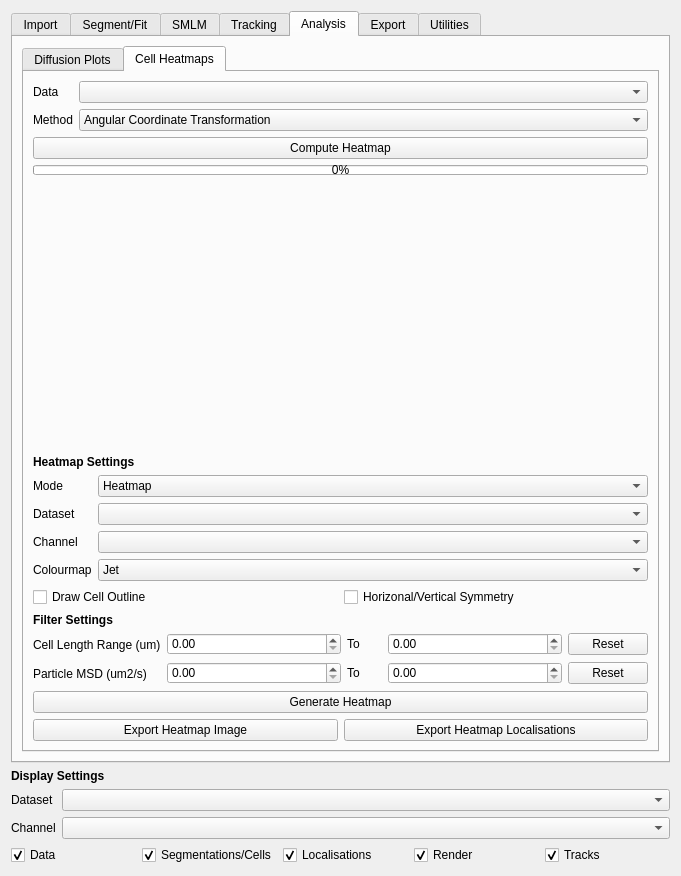
The window that src/moltrack/GUI/widget_ui.ui (piedrro/napari-moltrack) describes before a commit, drawn with Qt 5.
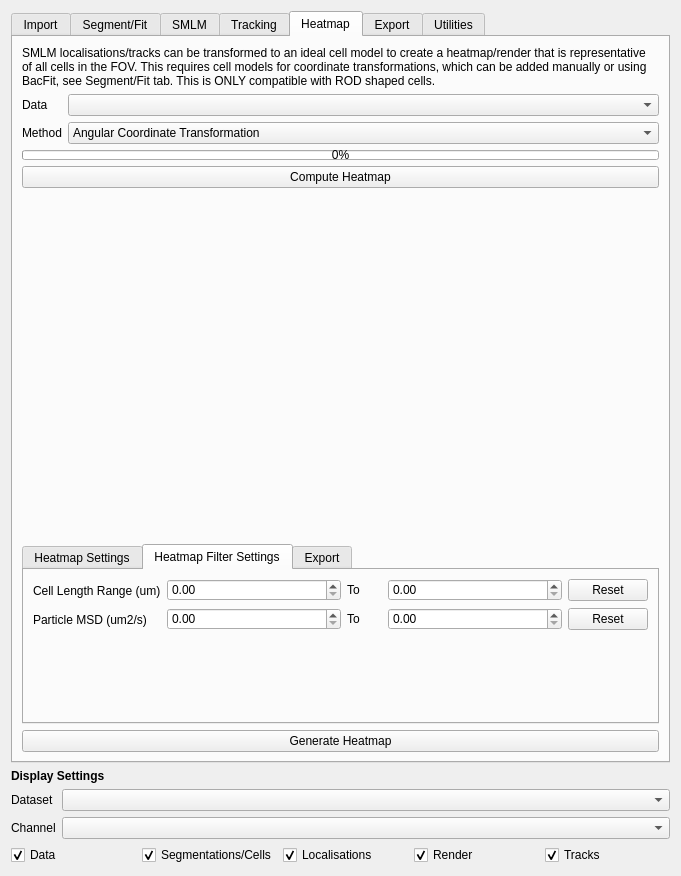
The same window after the commit. The open tabs and pages were chosen to show the change.

Commit message: refined cell events, added angle stats

```diff
--- a/src/moltrack/GUI/widget_ui.ui
+++ b/src/moltrack/GUI/widget_ui.ui
@@ -3705,42 +3705,15 @@
            </item>
           </layout>
          </widget>
-        </widget>
-       </item>
-      </layout>
-     </widget>
-     <widget class="QWidget" name="tab_9">
-      <attribute name="title">
-       <string>Analysis</string>
-      </attribute>
-      <layout class="QVBoxLayout" name="verticalLayout_9">
-       <item>
-        <widget class="QTabWidget" name="tabWidget_3">
-         <property name="currentIndex">
-          <number>0</number>
-         </property>
-         <widget class="QWidget" name="tab_10">
+         <widget class="QWidget" name="tab_32">
           <attribute name="title">
            <string>Diffusion Plots</string>
           </attribute>
-          <layout class="QVBoxLayout" name="verticalLayout_10">
+          <layout class="QVBoxLayout" name="verticalLayout_34">
            <item>
-            <widget class="QPushButton" name="compute_track_stats">
+            <widget class="QLabel" name="label_50">
              <property name="text">
-              <string>Compute Diffusion Data</string>
-             </property>
-            </widget>
-           </item>
-           <item>
-            <widget class="QProgressBar" name="track_stats_progressbar">
-             <property name="maximumSize">
-              <size>
-               <width>16777215</width>
-               <height>10</height>
-              </size>
-             </property>
-             <property name="value">
-              <number>0</number>
+              <string>Requires track statistics to be computed (Tracking -&gt; Link -&gt; Compute Track Statistics)</string>
              </property>
             </widget>
            </item>
@@ -3878,11 +3851,25 @@
            </item>
           </layout>
          </widget>
-         <widget class="QWidget" name="tab_11">
+        </widget>
+       </item>
+      </layout>
+     </widget>
+     <widget class="QWidget" name="tab_9">
           <attribute name="title">
-           <string>Cell Heatmaps</string>
-          </attribute>
-          <layout class="QVBoxLayout" name="verticalLayout_8">
+       <string>Heatmap</string>
+      </attribute>
+      <layout class="QVBoxLayout" name="verticalLayout_9">
+       <item>
+        <widget class="QLabel" name="label_47">
+         <property name="text">
+          <string>SMLM localisations/tracks can be transformed to an ideal cell model to create a heatmap/render that is representative of all cells in the FOV. This requires cell models for coordinate transformations, which can be added manually or using BacFit, see Segment/Fit tab. This is ONLY compatible with ROD shaped cells.</string>
+         </property>
+         <property name="wordWrap">
+          <bool>true</bool>
+         </property>
+        </widget>
+       </item>
            <item>
             <layout class="QFormLayout" name="formLayout_4">
              <item row="0" column="0">
@@ -3913,6 +3900,19 @@
              </item>
             </layout>
            </item>
+       <item>
+        <widget class="QProgressBar" name="heatmap_progressbar">
+         <property name="maximumSize">
+          <size>
+           <width>16777215</width>
+           <height>10</height>
+          </size>
+         </property>
+         <property name="value">
+          <number>0</number>
+         </property>
+        </widget>
+       </item>
            <item>
             <widget class="QPushButton" name="compute_heatmap">
              <property name="text">
@@ -3920,19 +3920,6 @@
              </property>
             </widget>
            </item>
-           <item>
-            <widget class="QProgressBar" name="heatmap_progressbar">
-             <property name="maximumSize">
-              <size>
-               <width>16777215</width>
-               <height>10</height>
-              </size>
-             </property>
-             <property name="value">
-              <number>0</number>
-             </property>
-            </widget>
-           </item>
            <item>
             <widget class="QWidget" name="heatmap_graph_container" native="true">
              <property name="sizePolicy">
@@ -3944,18 +3931,21 @@
             </widget>
            </item>
            <item>
-            <widget class="QLabel" name="label_47">
-             <property name="font">
-              <font>
-               <weight>75</weight>
-               <bold>true</bold>
-              </font>
-             </property>
-             <property name="text">
+        <widget class="QTabWidget" name="tabWidget_3">
+         <property name="sizePolicy">
+          <sizepolicy hsizetype="Expanding" vsizetype="Minimum">
+           <horstretch>0</horstretch>
+           <verstretch>0</verstretch>
+          </sizepolicy>
+         </property>
+         <property name="currentIndex">
+          <number>0</number>
+         </property>
+         <widget class="QWidget" name="tab_10">
+          <attribute name="title">
               <string>Heatmap Settings</string>
-             </property>
-            </widget>
-           </item>
+          </attribute>
+          <layout class="QVBoxLayout" name="verticalLayout_8">
            <item>
             <layout class="QFormLayout" name="heatmap_settings_layout">
              <item row="1" column="0">
@@ -4065,19 +4055,13 @@
              </item>
             </layout>
            </item>
-           <item>
-            <widget class="QLabel" name="label_50">
-             <property name="font">
-              <font>
-               <weight>75</weight>
-               <bold>true</bold>
-              </font>
-             </property>
-             <property name="text">
-              <string>Filter Settings</string>
-             </property>
-            </widget>
-           </item>
+          </layout>
+         </widget>
+         <widget class="QWidget" name="tab_11">
+          <attribute name="title">
+           <string>Heatmap Filter Settings</string>
+          </attribute>
+          <layout class="QVBoxLayout" name="verticalLayout_10">
            <item>
             <layout class="QFormLayout" name="formLayout_8">
              <item row="0" column="0">
@@ -4157,34 +4141,63 @@
             </layout>
            </item>
            <item>
-            <widget class="QPushButton" name="generate_heatmap">
-             <property name="text">
-              <string>Generate Heatmap</string>
+            <spacer name="verticalSpacer_32">
+             <property name="orientation">
+              <enum>Qt::Vertical</enum>
              </property>
-            </widget>
+             <property name="sizeHint" stdset="0">
+              <size>
+               <width>20</width>
+               <height>40</height>
+              </size>
+             </property>
+            </spacer>
            </item>
+          </layout>
+         </widget>
+         <widget class="QWidget" name="tab_33">
+          <attribute name="title">
+           <string>Export</string>
+          </attribute>
+          <layout class="QVBoxLayout" name="verticalLayout_35">
            <item>
-            <layout class="QGridLayout" name="gridLayout_10">
-             <item row="0" column="0">
               <widget class="QPushButton" name="export_heatmap">
                <property name="text">
                 <string>Export Heatmap Image</string>
                </property>
               </widget>
              </item>
-             <item row="0" column="1">
+           <item>
               <widget class="QPushButton" name="export_heatmap_locs">
                <property name="text">
                 <string>Export Heatmap Localisations</string>
                </property>
               </widget>
              </item>
-            </layout>
+           <item>
+            <spacer name="verticalSpacer_33">
+             <property name="orientation">
+              <enum>Qt::Vertical</enum>
+             </property>
+             <property name="sizeHint" stdset="0">
+              <size>
+               <width>20</width>
+               <height>40</height>
+              </size>
+             </property>
+            </spacer>
            </item>
           </layout>
          </widget>
         </widget>
        </item>
+       <item>
+        <widget class="QPushButton" name="generate_heatmap">
+         <property name="text">
+          <string>Generate Heatmap</string>
+         </property>
+        </widget>
+       </item>
       </layout>
      </widget>
      <widget class="QWidget" name="tab_6">
```
Left out of the diff: 69 changed lines with no effect on the pictures. Lines whose indentation alone changed are shown as unchanged. The commit also changes 9 other files.
